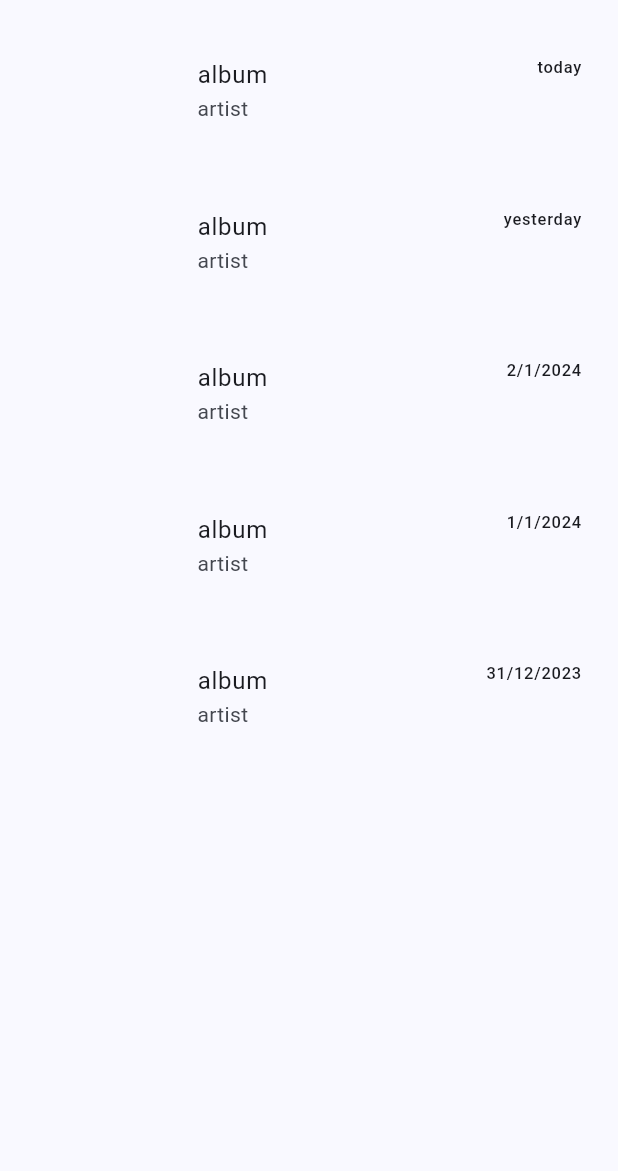
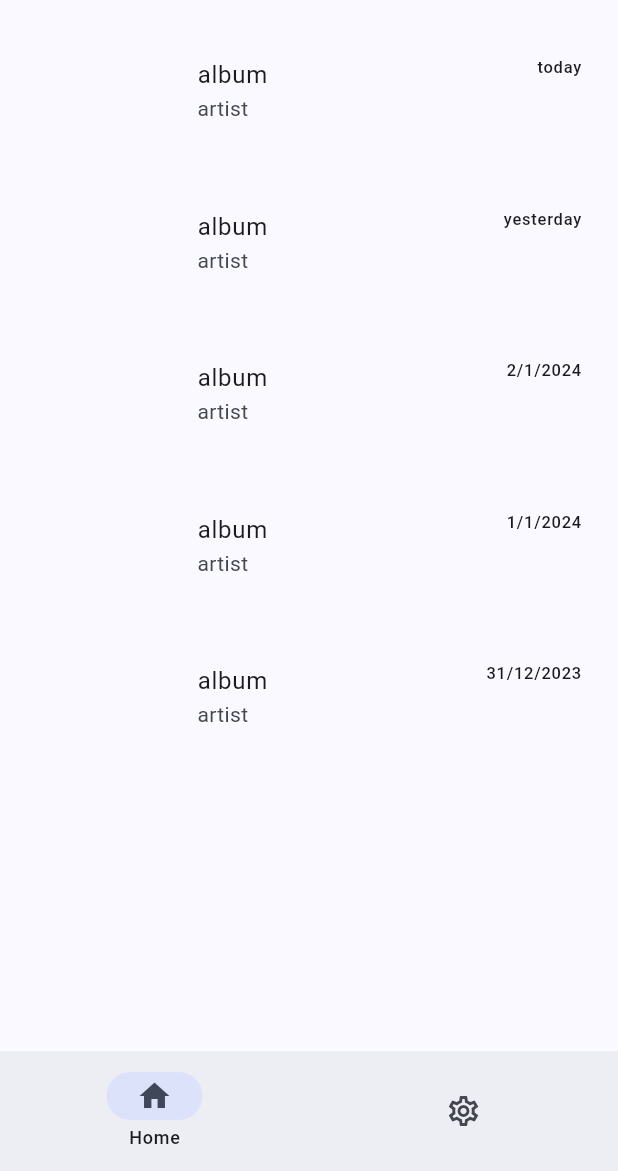
Before and after one commit to apoleon33/cradle, a Flutter app: the screen it shows after launch, after a tap on the "more vert" icon, after a tap on "yup", after a tap on the "grid view" icon, on a phone screen of 412 x 824 dp, the part 65-1236 px from its top. Run offline on Flutter 3.47's test engine with Material 3 defaults, Android fonts, the phone set to English and light mode, and no system bars; our stand-ins replace dio, flutter_svg; network calls fail.

Commit message:
bottom navigation bar

```diff
--- a/lib/home.dart
+++ b/lib/home.dart
@@ -1,3 +1,4 @@
+import 'package:cradle/navigation.dart';
 import 'package:flutter/material.dart';
 
 import 'albumCard/albumCard.dart';
@@ -22,6 +23,14 @@ class MyHomePage extends StatefulWidget {
 
 class _MyHomePageState extends State<MyHomePage> {
   bool isCard = true;
+
+  int indexPage = 0;
+
+  callBack(int index) {
+    setState(() {
+      indexPage = index;
+    });
+  }
 
   @override
   Widget build(BuildContext context) {
@@ -92,9 +101,10 @@ class _MyHomePageState extends State<MyHomePage> {
         child: Column(
           mainAxisAlignment: MainAxisAlignment.start,
           crossAxisAlignment: CrossAxisAlignment.start,
-          children: albumCards,
+          children: [albumCards, albumCards][indexPage],
         ),
       ),
+      bottomNavigationBar: Navigation(callBack: callBack),
     );
   }
 }
--- /dev/null
+++ b/lib/navigation.dart
@@ -0,0 +1,39 @@
+import 'package:flutter/material.dart';
+
+class Navigation extends StatefulWidget {
+  int currentPageIndex = 0;
+  final Function callBack;
+
+  Navigation({super.key, required this.callBack});
+
+  @override
+  State<Navigation> createState() => _Navigation();
+}
+
+class _Navigation extends State<Navigation> {
+  @override
+  Widget build(BuildContext context) {
+    return NavigationBar(
+      labelBehavior: NavigationDestinationLabelBehavior.onlyShowSelected,
+      selectedIndex: widget.currentPageIndex,
+      onDestinationSelected: (int index) {
+        setState(() {
+          widget.currentPageIndex = index;
+          widget.callBack(index);
+        });
+      },
+      destinations: const <Widget>[
+        NavigationDestination(
+          selectedIcon: Icon(Icons.home),
+          icon: Icon(Icons.home_outlined),
+          label: 'Home',
+        ),
+        NavigationDestination(
+          selectedIcon: Icon(Icons.settings),
+          icon: Icon(Icons.settings_outlined),
+          label: 'Settings',
+        ),
+      ],
+    );
+  }
+}
```
